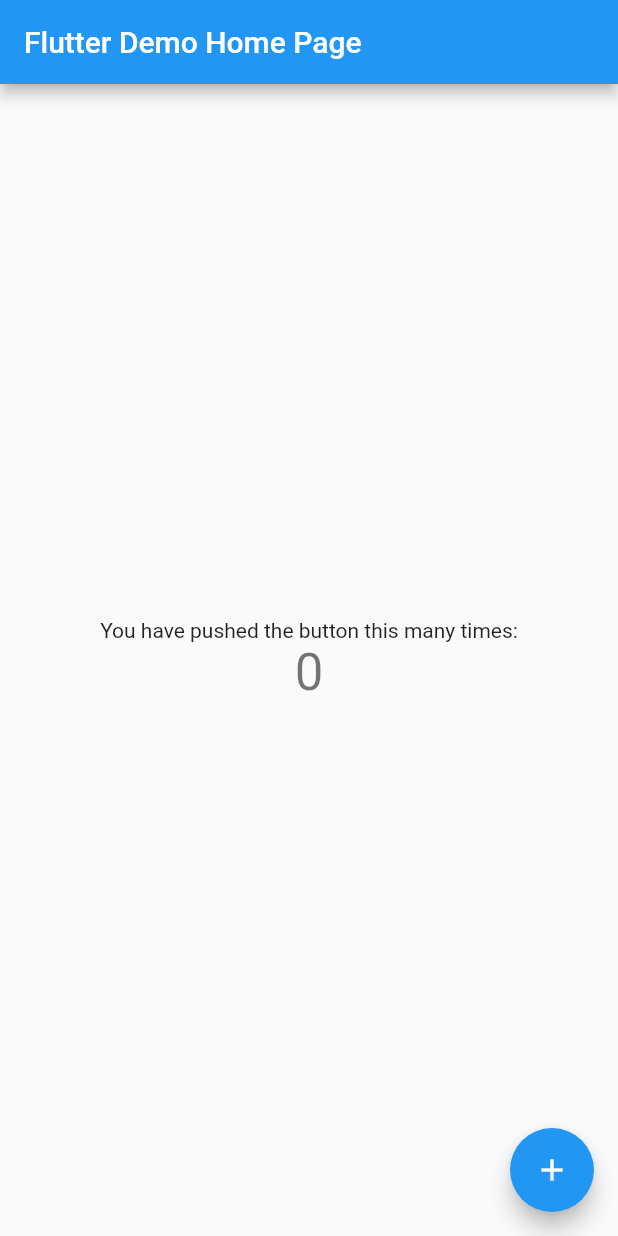
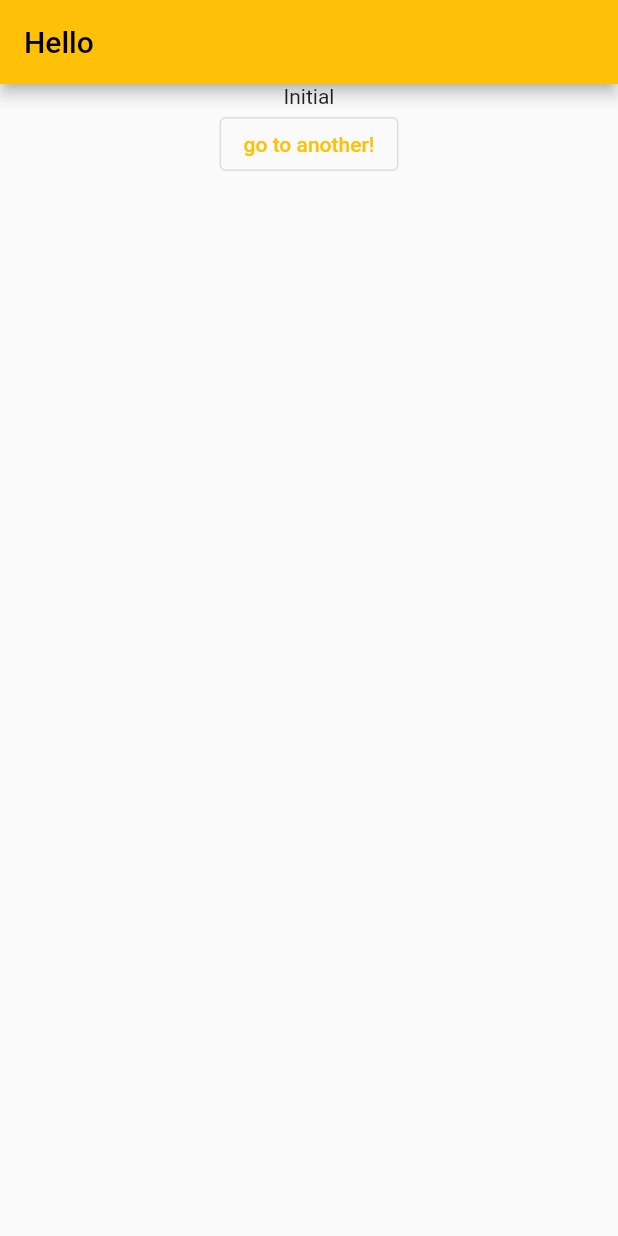
Before and after one commit to thiagoaires/poc_gorouter, a Flutter app: the screen it shows after launch, on a phone screen of 412 x 824 dp. Run offline on Flutter 3.47's test engine with Material 2 defaults, Android fonts, the phone set to English and light mode, and no system bars; our stand-ins replace go_router.

Commit message:
routes: running

```diff
--- /dev/null
+++ b/lib/initial/ui/initial_page.dart
@@ -0,0 +1,26 @@
+import 'package:flutter/material.dart';
+import 'package:go_router/go_router.dart';
+
+class InitialPage extends StatelessWidget {
+  const InitialPage({super.key});
+
+  @override
+  Widget build(BuildContext context) {
+    return Scaffold(
+      appBar: AppBar(
+        title: const Text("Hello"),
+      ),
+      body: Center(
+        child: Column(
+          children: [
+            const Text("Initial"),
+            OutlinedButton(
+              onPressed: () => context.push('/another'),
+              child: const Text("go to another!"),
+            )
+          ],
+        ),
+      ),
+    );
+  }
+}
--- a/lib/main.dart
+++ b/lib/main.dart
@@ -1,115 +1,21 @@
 import 'package:flutter/material.dart';
+import 'package:poc_gorouter/route/routes.dart';
 
-void main() {
-  runApp(const MyApp());
+void main(List<String> args) {
+  runApp(PocRouterApp());
 }
 
-class MyApp extends StatelessWidget {
-  const MyApp({super.key});
+class PocRouterApp extends StatelessWidget {
+  const PocRouterApp({super.key});
 
-  // This widget is the root of your application.
   @override
   Widget build(BuildContext context) {
-    return MaterialApp(
-      title: 'Flutter Demo',
+    return MaterialApp.router(
+      debugShowCheckedModeBanner: false,
+      routerConfig: router,
       theme: ThemeData(
-        // This is the theme of your application.
-        //
-        // Try running your application with "flutter run". You'll see the
-        // application has a blue toolbar. Then, without quitting the app, try
-        // changing the primarySwatch below to Colors.green and then invoke
-        // "hot reload" (press "r" in the console where you ran "flutter run",
-        // or simply save your changes to "hot reload" in a Flutter IDE).
-        // Notice that the counter didn't reset back to zero; the application
-        // is not restarted.
-        primarySwatch: Colors.blue,
+        primarySwatch: Colors.amber,
       ),
-      home: const MyHomePage(title: 'Flutter Demo Home Page'),
     );
   }
 }
-
-class MyHomePage extends StatefulWidget {
-  const MyHomePage({super.key, required this.title});
-
-  // This widget is the home page of your application. It is stateful, meaning
-  // that it has a State object (defined below) that contains fields that affect
-  // how it looks.
-
-  // This class is the configuration for the state. It holds the values (in this
-  // case the title) provided by the parent (in this case the App widget) and
-  // used by the build method of the State. Fields in a Widget subclass are
-  // always marked "final".
-
-  final String title;
-
-  @override
-  State<MyHomePage> createState() => _MyHomePageState();
-}
-
-class _MyHomePageState extends State<MyHomePage> {
-  int _counter = 0;
-
-  void _incrementCounter() {
-    setState(() {
-      // This call to setState tells the Flutter framework that something has
-      // changed in this State, which causes it to rerun the build method below
-      // so that the display can reflect the updated values. If we changed
-      // _counter without calling setState(), then the build method would not be
-      // called again, and so nothing would appear to happen.
-      _counter++;
-    });
-  }
-
-  @override
-  Widget build(BuildContext context) {
-    // This method is rerun every time setState is called, for instance as done
-    // by the _incrementCounter method above.
-    //
-    // The Flutter framework has been optimized to make rerunning build methods
-    // fast, so that you can just rebuild anything that needs updating rather
-    // than having to individually change instances of widgets.
-    return Scaffold(
-      appBar: AppBar(
-        // Here we take the value from the MyHomePage object that was created by
-        // the App.build method, and use it to set our appbar title.
-        title: Text(widget.title),
-      ),
-      body: Center(
-        // Center is a layout widget. It takes a single child and positions it
-        // in the middle of the parent.
-        child: Column(
-          // Column is also a layout widget. It takes a list of children and
-          // arranges them vertically. By default, it sizes itself to fit its
-          // children horizontally, and tries to be as tall as its parent.
-          //
-          // Invoke "debug painting" (press "p" in the console, choose the
-          // "Toggle Debug Paint" action from the Flutter Inspector in Android
-          // Studio, or the "Toggle Debug Paint" command in Visual Studio Code)
-          // to see the wireframe for each widget.
-          //
-          // Column has various properties to control how it sizes itself and
-          // how it positions its children. Here we use mainAxisAlignment to
-          // center the children vertically; the main axis here is the vertical
-          // axis because Columns are vertical (the cross axis would be
-          // horizontal).
-          mainAxisAlignment: MainAxisAlignment.center,
-          children: <Widget>[
-            const Text(
-              'You have pushed the button this many times:',
-            ),
-            Text(
-              '$_counter',
-              style: Theme.of(context).textTheme.headlineMedium,
-            ),
-          ],
-        ),
-      ),
-      floatingActionButton: FloatingActionButton(
-        onPressed: _incrementCounter,
-        tooltip: 'Increment',
-        child: const Icon(Icons.add),
-      ), // This trailing comma makes auto-formatting nicer for build methods.
-    );
-  }
-}
--- /dev/null
+++ b/lib/route/routes.dart
@@ -0,0 +1,19 @@
+import 'package:flutter/material.dart';
+import 'package:go_router/go_router.dart';
+import 'package:poc_gorouter/another/ui/another_page.dart';
+import 'package:poc_gorouter/initial/ui/initial_page.dart';
+
+final GoRouter router = GoRouter(routes: [
+  GoRoute(
+    path: "/",
+    builder: (context, state) => const InitialPage(),
+  ),
+  GoRoute(
+    path: "/another",
+    pageBuilder: (context, state) => const MaterialPage(
+      child: AnotherPage(),
+      fullscreenDialog: true,
+      allowSnapshotting: false,
+    ),
+  ),
+]);
--- a/pubspec.yaml
+++ b/pubspec.yaml
@@ -35,6 +35,7 @@ dependencies:
   # The following adds the Cupertino Icons font to your application.
   # Use with the CupertinoIcons class for iOS style icons.
   cupertino_icons: ^1.0.2
+  go_router: ^6.0.1
 
 dev_dependencies:
   flutter_test:
```
Also changed, not shown: lib/another/ui/another_page.dart (added, +20 -0 lines), 2 other files.
